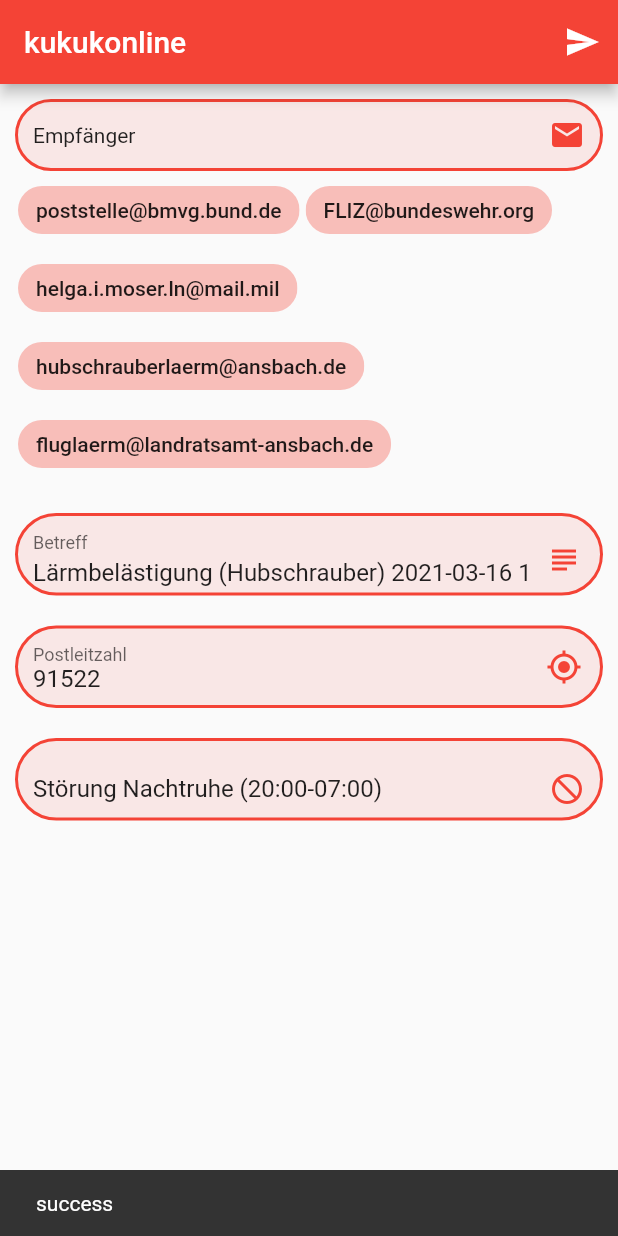
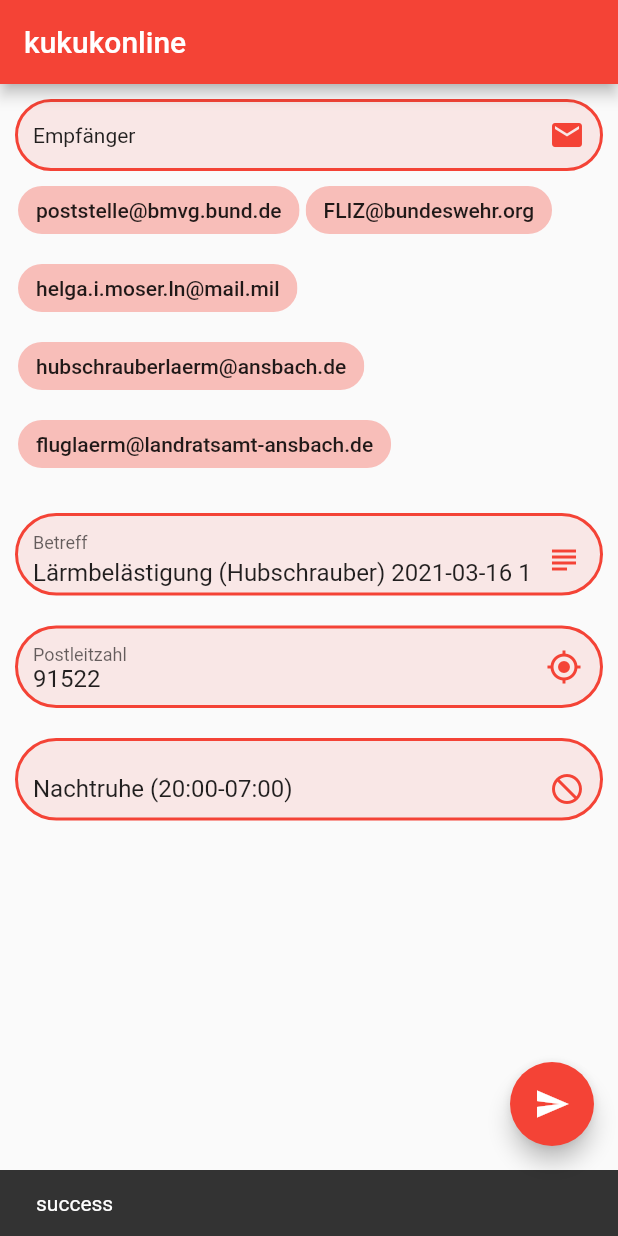
Before and after one commit to supersub0/noisereport, a Flutter app: the screen it shows after launch, after a tap on the "send" icon, on a phone screen of 412 x 824 dp. Run offline on Flutter 3.47's test engine with Material 2 defaults, Android fonts, the phone set to English and light mode, and no system bars; drawn by our look-alikes of multi_select_flutter.

Commit message:
adjust send button

```diff
--- a/lib/EmailSender.dart
+++ b/lib/EmailSender.dart
@@ -19,6 +19,11 @@ class Recipient {
     this.id,
     this.name,
   });
+
+  @override
+  String toString() {
+    return this.name;
+  }
 }
 
 class DisturbanceType {
@@ -49,9 +54,9 @@ class _EmailSenderState extends State<EmailSender> {
   List<Recipient> _selectedRecipients = [];
 
   static List<DisturbanceType> _disturbanceTypes = [
-    DisturbanceType(id: 1, name: 'Störung Mittagsruhe (13:00-15:00)'),
-    DisturbanceType(id: 2, name: 'Störung Nachtruhe (20:00-07:00)'),
-    DisturbanceType(id: 3, name: 'Störung Feiertagsruhe (ganztägig)'),
+    DisturbanceType(id: 1, name: 'Mittagsruhe (13:00-15:00)'),
+    DisturbanceType(id: 2, name: 'Nachtruhe (20:00-07:00)'),
+    DisturbanceType(id: 3, name: 'Feiertagsruhe (ganztägig)'),
   ];
 
   final _disturbanceTypeList = _disturbanceTypes
@@ -73,24 +78,19 @@ class _EmailSenderState extends State<EmailSender> {
     text: '91522',
   );
 
-  final _bodyController = TextEditingController(
-    text: 'Störung der:'+"\n"+
-        '[  ] Mittagsruhe (13:00-15:00)'+"\n"+
-        '[  ] Nachtruhe (20:00-07:00)'+"\n"+
-        '[  ] Feiertagsruhe (ganztägig)'+"\n\n"+
-        'PLZ: 91522'+"\n"+
-        'Datum lokal: ',
-  );
-
-  Future<void> send() async {
+  Future<void> _send() async {
     String platformResponse;
+    final utcNow = DateTime(now.year, now.month, now.day, now.hour, now.minute, now.second);
 
     final Uri _emailLaunchUri = Uri(
         scheme: 'mailto',
-        path: _selectedRecipients.toString(),
+        path: _selectedRecipients.join(','),
         queryParameters: {
           'subject': _subjectController.text,
-          'body': _bodyController.text,
+          'body': 'Störung der '+_selectedDisturbanceType.name+"\n\n"+
+            'PLZ: '+_zipController.text+"\n"+
+            'Datum lokal: '+now.toString()+"\n"+
+            'Datum UTC: '+utcNow.toUtc().toIso8601String(),
         }
     );
 
@@ -112,13 +112,9 @@ class _EmailSenderState extends State<EmailSender> {
 
   @override
   void initState() {
-    var utcNow = DateTime(now.year, now.month, now.day, now.hour, now.minute, now.second);
-
     _selectedRecipients = _recipients;
     _selectedDisturbanceType = _disturbanceTypes[1];
-    _subjectController.text += utcNow.toString();
-    _bodyController.text += utcNow.toString()+"\n";
-    _bodyController.text += 'Datum UTC: '+utcNow.toUtc().toIso8601String();
+    _subjectController.text += now.toString();
 
     super.initState();
   }
@@ -128,12 +124,11 @@ class _EmailSenderState extends State<EmailSender> {
     return Scaffold(
       appBar: AppBar(
         title: Text('kukukonline'),
-        actions: <Widget>[
-          IconButton(
-            onPressed: send,
-            icon: Icon(Icons.send),
-          )
-        ],
+      ),
+      floatingActionButton: FloatingActionButton(
+        onPressed: _send,
+        child: const Icon(Icons.send),
+        backgroundColor: Colors.red,
       ),
       body: SingleChildScrollView(
         child: Container(
@@ -273,95 +268,5 @@ class _EmailSenderState extends State<EmailSender> {
         ),
       ),
     );
-    /*
-    return Scaffold(
-      appBar: AppBar(
-        title: Text('Kukukonline'),
-        actions: <Widget>[
-          IconButton(
-            onPressed: send,
-            icon: Icon(Icons.send),
-          )
-        ],
-      ),
-      body: Padding(
-        padding: EdgeInsets.all(8.0),
-        child: Column(
-          mainAxisSize: MainAxisSize.max,
-          // mainAxisAlignment: MainAxisAlignment.spaceBetween,
-          children: <Widget>[
-            Padding(
-              padding: EdgeInsets.all(8.0),
-              child: MultiSelectBottomSheetField(
-                searchable: true,
-                title: Text('Empfänger'),
-                buttonText: Text('Empfänger'),
-                listType: MultiSelectListType.CHIP,
-                chipDisplay: MultiSelectChipDisplay(
-                  onTap: (value) {
-                    setState(() {
-                      _selectedRecipients.remove(value);
-                    });
-                  },
-                ),
-                onSaved: (values) {
-                  setState(() {
-                    _selectedRecipients = values;
-                  });
-                },
-                decoration: BoxDecoration(
-                  color: Colors.red.withOpacity(0.1),
-                  borderRadius: BorderRadius.all(Radius.circular(40)),
-                  border: Border.all(
-                    color: Colors.red,
-                    width: 2,
-                  ),
-                ),
-                buttonIcon: Icon(
-                  Icons.mail,
-                  color: Colors.red,
-                ),
-                items: _recipientList,
-                initialValue: _recipients,
-              ),
-            ),
-            Padding(
-              padding: EdgeInsets.all(8.0),
-              child: TextField(
-                controller: _recipientController,
-                decoration: InputDecoration(
-                  border: OutlineInputBorder(),
-                  labelText: 'Empfänger',
-                ),
-              ),
-            ),
-            Padding(
-              padding: EdgeInsets.all(8.0),
-              child: TextField(
-                controller: _subjectController,
-                decoration: InputDecoration(
-                  border: OutlineInputBorder(),
-                  labelText: 'Betreff',
-                ),
-              ),
-            ),
-            Expanded(
-              child: Padding(
-                padding: EdgeInsets.all(8.0),
-                child: TextField(
-                  controller: _bodyController,
-                  maxLines: null,
-                  expands: true,
-                  textAlignVertical: TextAlignVertical.top,
-                  decoration: InputDecoration(
-                      labelText: 'Nachricht', border: OutlineInputBorder()),
-                ),
-              ),
-            ),
-          ],
-        ),
-      ),
-    );
-     */
   }
 }
```
Also changed, not shown: 1 other file.
